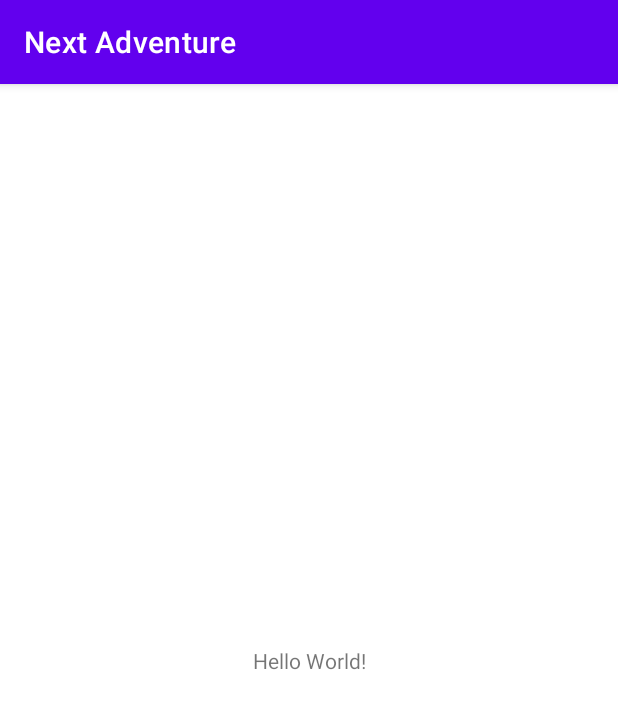
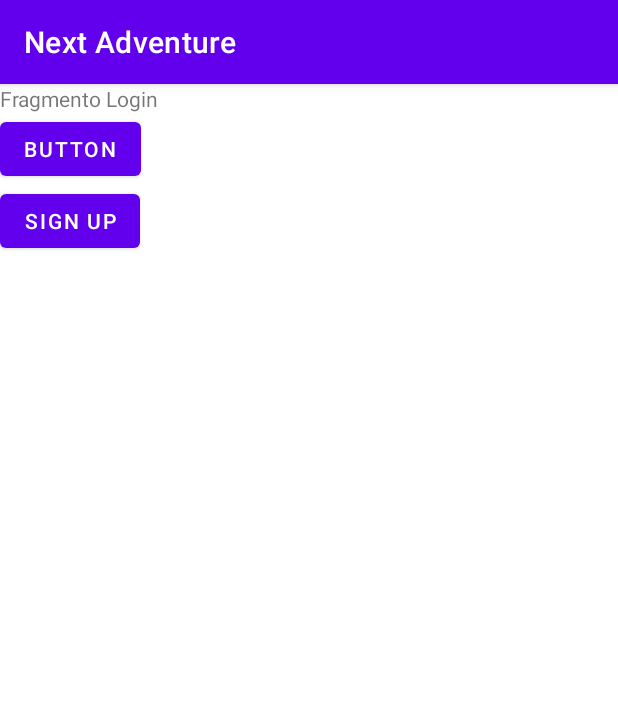
Before and after one commit to GabrielXs/next-adventure, an Android app: the screen it shows after launch (MainActivity), on a phone screen of 412 x 824 dp. Shown: the top 709 px of the screen. Run offline under Robolectric (Android 15) with nearby library versions, the phone set to English and light mode, and no system bars.

Commit message:
:sparkles: Implementation lib navigation (#1)
* :sparkles: Add Navigation in Gradle

* :art: Create new Fragment

* :sparkles:  Create new Actions Navigation

* :heavy_plus_sign: add dependencie SafeArgs Navigation

* :sparkles: create navigation login to dashboard

* :sparkles: create navigation login to signup

* :sparkles: create test navigation

* :white_check_mark:  create test navigation

```diff
--- /dev/null
+++ b/app/src/main/java/com/stark/nextadventure/ui/fragment/Login.kt
@@ -0,0 +1,41 @@
+package com.stark.nextadventure.ui.fragment
+
+import android.os.Bundle
+import android.view.LayoutInflater
+import android.view.View
+import android.view.ViewGroup
+import android.widget.Button
+import androidx.fragment.app.Fragment
+import androidx.navigation.fragment.findNavController
+import com.stark.nextadventure.R
+
+class Login : Fragment() {
+
+    private val navControl by lazy{
+        findNavController()
+    }
+
+    override fun onCreateView(
+        inflater: LayoutInflater, container: ViewGroup?,
+        savedInstanceState: Bundle?
+    ): View? {
+        return inflater.inflate(R.layout.fragment_login, container, false)
+    }
+
+    override fun onViewCreated(view: View, savedInstanceState: Bundle?) {
+        super.onViewCreated(view, savedInstanceState)
+        view.findViewById<Button>(R.id.button).apply {
+            this.setOnClickListener {
+               val direction = LoginDirections.actionLoginToDashboard()
+                navControl.navigate(direction)
+            }
+        }
+
+        view.findViewById<Button>(R.id.button_signup).apply {
+            this.setOnClickListener {
+                val directions = LoginDirections.actionLoginToSignUp()
+                navControl.navigate(directions)
+            }
+        }
+    }
+}
--- a/app/src/main/res/layout/activity_main.xml
+++ b/app/src/main/res/layout/activity_main.xml
@@ -6,13 +6,17 @@
     android:layout_height="match_parent"
     tools:context=".ui.activity.MainActivity">
 
-    <TextView
-        android:layout_width="wrap_content"
-        android:layout_height="wrap_content"
-        android:text="Hello World!"
-        app:layout_constraintBottom_toBottomOf="parent"
+    <androidx.fragment.app.FragmentContainerView
+        android:id="@+id/nav_host_fragment"
+        android:name="androidx.navigation.fragment.NavHostFragment"
+        android:layout_width="0dp"
+        android:layout_height="0dp"
         app:layout_constraintLeft_toLeftOf="parent"
         app:layout_constraintRight_toRightOf="parent"
-        app:layout_constraintTop_toTopOf="parent" />
+        app:layout_constraintTop_toTopOf="parent"
+        app:layout_constraintBottom_toBottomOf="parent"
+
+        app:defaultNavHost="true"
+        app:navGraph="@navigation/nav_graph" />
 
 </androidx.constraintlayout.widget.ConstraintLayout>
--- /dev/null
+++ b/app/src/main/res/layout/fragment_login.xml
@@ -0,0 +1,25 @@
+<?xml version="1.0" encoding="utf-8"?>
+<LinearLayout xmlns:android="http://schemas.android.com/apk/res/android"
+    xmlns:tools="http://schemas.android.com/tools"
+    android:layout_width="match_parent"
+    android:layout_height="match_parent"
+    android:orientation="vertical"
+    tools:context=".ui.fragment.Login">
+
+    <TextView
+        android:layout_width="wrap_content"
+        android:layout_height="wrap_content"
+        android:text="Fragmento Login" />
+
+    <Button
+        android:id="@+id/button"
+        android:layout_width="wrap_content"
+        android:layout_height="wrap_content"
+        android:text="Button" />
+    <Button
+        android:id="@+id/button_signup"
+        android:layout_width="wrap_content"
+        android:layout_height="wrap_content"
+        android:text="sign up" />
+
+</LinearLayout>
--- /dev/null
+++ b/app/src/main/res/navigation/nav_graph.xml
@@ -0,0 +1,32 @@
+<?xml version="1.0" encoding="utf-8"?>
+<navigation xmlns:android="http://schemas.android.com/apk/res/android"
+    xmlns:app="http://schemas.android.com/apk/res-auto"
+    xmlns:tools="http://schemas.android.com/tools"
+    android:id="@+id/nav_graph"
+    app:startDestination="@id/login">
+    <fragment
+        android:id="@+id/login"
+        android:name="com.stark.nextadventure.ui.fragment.Login"
+        android:label="fragment_login"
+        tools:layout="@layout/fragment_login" >
+        <action
+            android:id="@+id/action_login_to_signUp"
+            app:destination="@id/signUp" />
+        <action
+            android:id="@+id/action_login_to_dashboard"
+            app:destination="@id/dashboard"
+            app:launchSingleTop="false"
+            app:popUpTo="@id/login"
+            app:popUpToInclusive="true" />
+    </fragment>
+    <fragment
+        android:id="@+id/signUp"
+        android:name="com.stark.nextadventure.ui.fragment.SignUp"
+        android:label="fragment_sign_up"
+        tools:layout="@layout/fragment_sign_up" />
+    <fragment
+        android:id="@+id/dashboard"
+        android:name="com.stark.nextadventure.ui.fragment.Dashboard"
+        android:label="fragment_dashboard"
+        tools:layout="@layout/fragment_dashboard" />
+</navigation>
```
Also changed, not shown: app/build.gradle (+23 -3 lines), app/src/main/java/com/stark/nextadventure/ui/fragment/Dashboard.kt (added, +24 -0 lines), app/src/main/java/com/stark/nextadventure/ui/fragment/ManagerCharacter.kt (added, +60 -0 lines), app/src/main/java/com/stark/nextadventure/ui/fragment/SearchAdventure.kt (added, +60 -0 lines), app/src/main/java/com/stark/nextadventure/ui/fragment/SignUp.kt (added, +60 -0 lines), app/src/main/res/layout/fragment_dashboard.xml (added, +20 -0 lines), app/src/main/res/layout/fragment_manager_character.xml (added, +20 -0 lines), app/src/main/res/layout/fragment_search_adventure.xml (added, +20 -0 lines), app/src/main/res/layout/fragment_sign_up.xml (added, +20 -0 lines), build.gradle (+11 -2 lines), gradle/wrapper/gradle-wrapper.properties, 2 other files.
